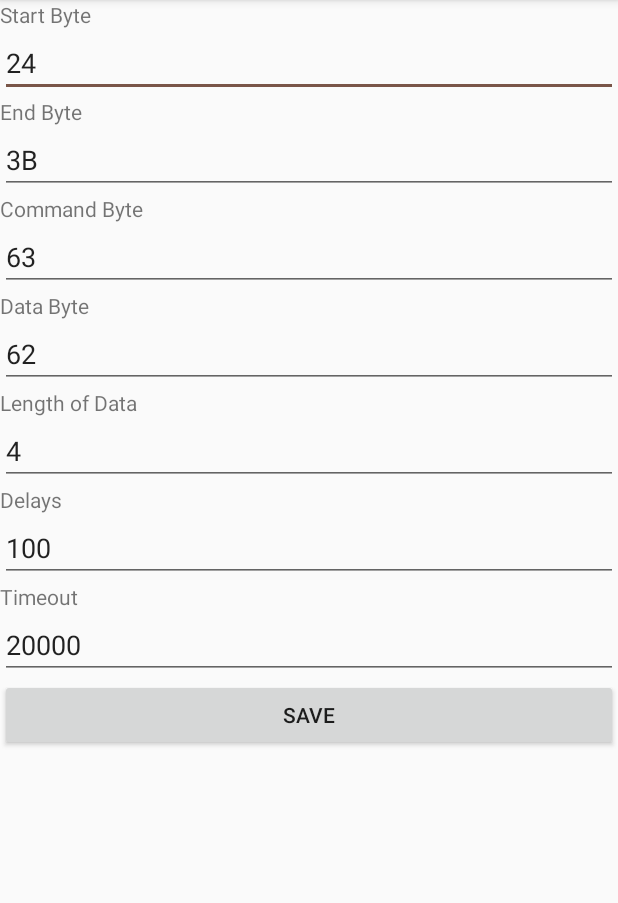
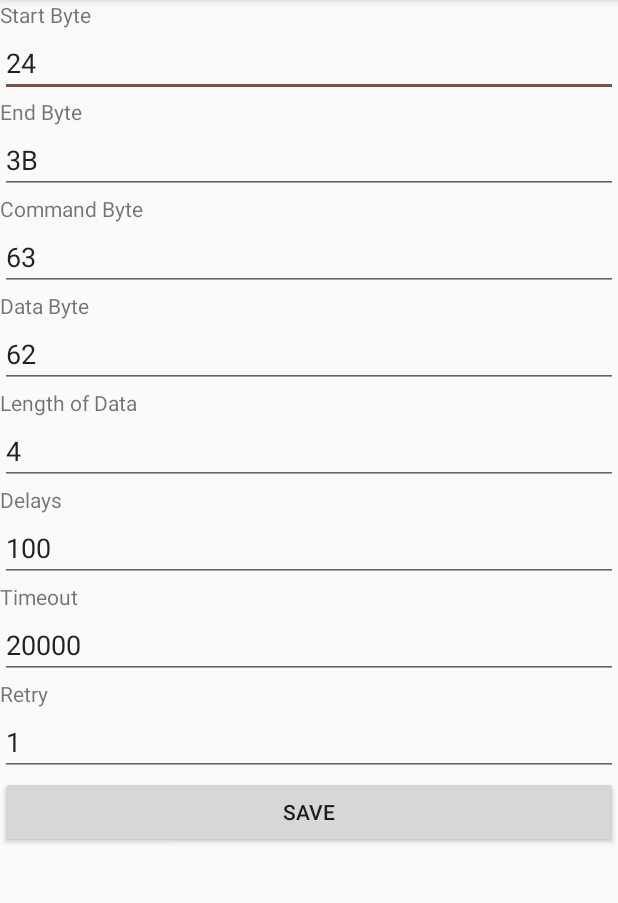
Before and after one commit to chandrasekarvogo/vogoBleTest, an Android app: the Settings screen opened directly, with no data from a screen before it, on a phone screen of 412 x 824 dp, the part 84-987 px from its top. Run offline under Robolectric (Android 15) with nearby library versions, the phone set to English and light mode, and no system bars.

Commit message:
added Hex to Ascii and Retry

```diff
--- a/app/src/main/java/com/vogo/vogobletest/Settings.java
+++ b/app/src/main/java/com/vogo/vogobletest/Settings.java
@@ -17,6 +17,7 @@ public class Settings extends AppCompatActivity {
     public static final String DELAY = "delay";
     public static final String TIMEOUT = "timeout";
     public static final String DATA_LENGTH = "dataLength";
+    public static final String RETRY = "retry";
     SharedPreferences sharedPreferences;
     private static final String HEX_PREFIX = "0x";
     private EditText startByte;
@@ -26,6 +27,7 @@ public class Settings extends AppCompatActivity {
     private EditText delay;
     private EditText timeout;
     private EditText datalength;
+    private EditText retry;
     private Button btnSave;
     private Context context;
     @Override
@@ -40,6 +42,8 @@ public class Settings extends AppCompatActivity {
         delay = (EditText) findViewById(R.id.delayET);
         timeout = (EditText)findViewById(R.id.timeoutET);
         datalength = (EditText)findViewById(R.id.dataLengthET);
+        retry = (EditText) findViewById(R.id.retryET);
+
         btnSave = (Button) findViewById(R.id.saveBtn);
         context = this;
         loadValues(sharedPreferences);
@@ -53,6 +57,7 @@ public class Settings extends AppCompatActivity {
                 sharedPreferences.edit().putInt(DELAY, Integer.parseInt(delay.getText().toString().trim().replaceAll("[^0-9]", ""))).apply();
                 sharedPreferences.edit().putInt(TIMEOUT, Integer.parseInt(timeout.getText().toString().trim().replaceAll("[^0-9]", ""))).apply();
                 sharedPreferences.edit().putInt(DATA_LENGTH,Integer.parseInt(datalength.getText().toString().trim().replaceAll("[^0-9]", ""))).apply();
+                sharedPreferences.edit().putInt(RETRY,Integer.parseInt(retry.getText().toString().trim().replaceAll("[^0-9]", ""))).apply();
                 Toast.makeText(context,"Saved",Toast.LENGTH_SHORT).show();
             }
         });
@@ -69,7 +74,7 @@ public class Settings extends AppCompatActivity {
         delay.setText(String.valueOf(sharedPreferences.getInt(DELAY,100)));
         timeout.setText(String.valueOf(sharedPreferences.getInt(TIMEOUT,1000*20)));
         datalength.setText(String.valueOf(sharedPreferences.getInt(DATA_LENGTH,4)));
-
+        retry.setText(String.valueOf(sharedPreferences.getInt(RETRY,1)));
     }
 
 
--- a/app/src/main/res/layout/activity_settings.xml
+++ b/app/src/main/res/layout/activity_settings.xml
@@ -106,6 +106,20 @@
         android:inputType="textPersonName"
         android:hint="Enter Timeout" />
 
+    <TextView
+        android:id="@+id/tvRetry"
+        android:layout_width="match_parent"
+        android:layout_height="wrap_content"
+        android:text="Retry" />
+
+    <EditText
+        android:id="@+id/retryET"
+        android:layout_width="match_parent"
+        android:layout_height="wrap_content"
+        android:ems="10"
+        android:inputType="textPersonName"
+        android:hint="Retry" />
+
     <Button
         android:id="@+id/saveBtn"
         android:layout_width="match_parent"
```
Also changed, not shown: app/src/main/java/com/vogo/vogobletest/BLEConnection.java (+52 -18 lines).
